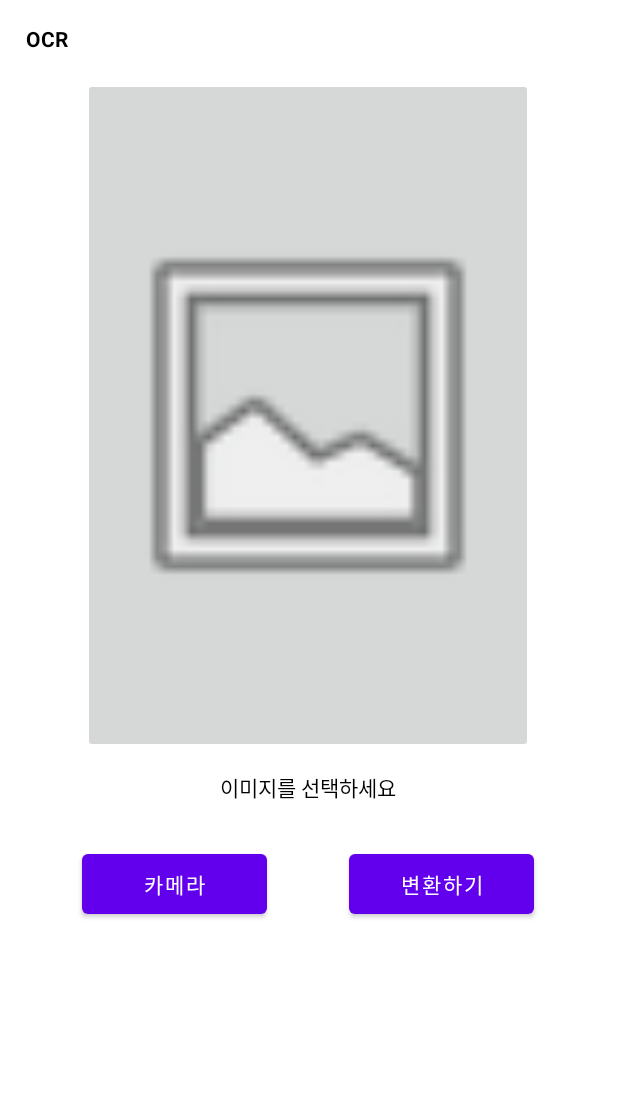
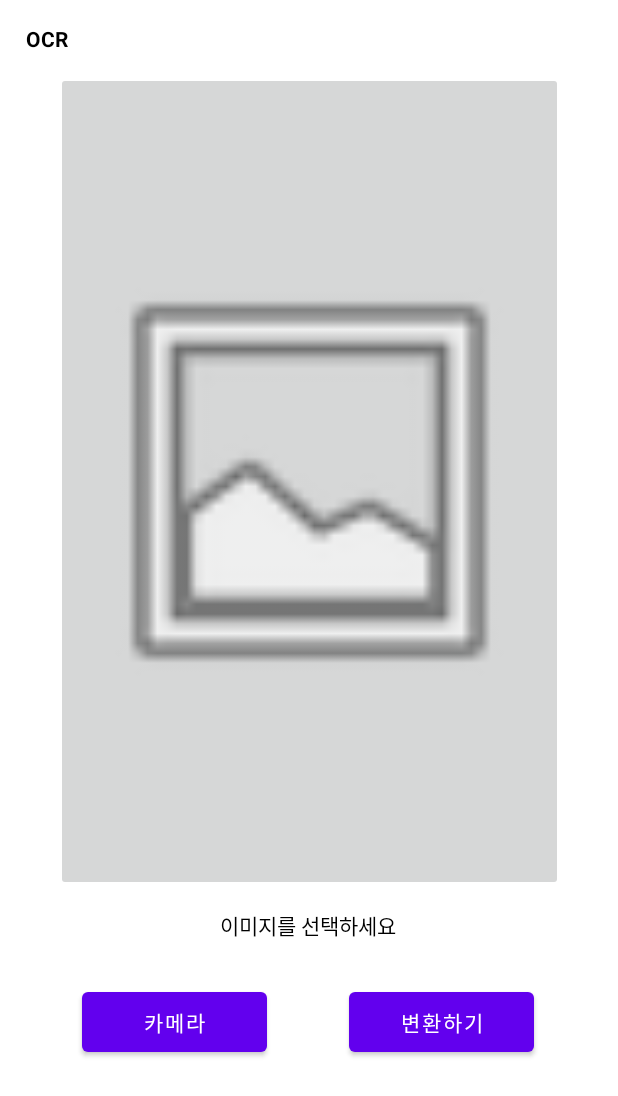
Before and after one commit to sneezyD/graduation_project, an Android app: the layout activity_ocr.xml on its own in the app's theme, with its tools: preview values and no code run, on a phone screen of 412 x 824 dp. Shown: the top 1096 px of the screen. Run offline under Robolectric (Android 15) with nearby library versions, the phone set to English and light mode, and no system bars.

Commit message:
version 1.1

```diff
--- a/app/build.gradle
+++ b/app/build.gradle
@@ -33,6 +33,9 @@ dependencies {
     implementation "androidx.room:room-runtime:$room_version"
     annotationProcessor "androidx.room:room-compiler:$room_version"
 
+    implementation 'com.github.bumptech.glide:glide:4.11.0'
+    annotationProcessor 'com.github.bumptech.glide:compiler:4.11.0'
+
     implementation 'androidx.appcompat:appcompat:1.4.1'
     implementation 'com.google.android.material:material:1.5.0'
     implementation 'androidx.constraintlayout:constraintlayout:2.1.3'
--- a/app/src/main/java/com/example/ocr_contract/contractAdapter.java
+++ b/app/src/main/java/com/example/ocr_contract/contractAdapter.java
@@ -53,7 +53,7 @@ public class contractAdapter extends RecyclerView.Adapter<contractAdapter.ViewHo
     public class ViewHolder extends RecyclerView.ViewHolder {
         TextView name;
         TextView phoneNumber;
-        TextView address;
+        //TextView address;
 
         ViewHolder(@NonNull View itemView) {
             super(itemView);
--- a/app/src/main/res/layout/activity_ocr.xml
+++ b/app/src/main/res/layout/activity_ocr.xml
@@ -36,16 +36,15 @@
 
     <ImageButton
         android:id="@+id/imageButton"
-        android:layout_width="300dp"
-        android:layout_height="450dp"
+        android:layout_width="338dp"
+        android:layout_height="546dp"
         android:layout_marginStart="37dp"
-        android:layout_marginTop="52dp"
+        android:layout_marginTop="48dp"
         android:layout_marginEnd="37dp"
+        android:adjustViewBounds="true"
+        android:contentDescription="이미지를 선택하세요"
         android:scaleType="fitCenter"
-        android:contentDescription="이미지를 선택하세요"
-        android:adjustViewBounds="true"
         app:layout_constraintEnd_toEndOf="parent"
-        app:layout_constraintHorizontal_bias="0.486"
         app:layout_constraintStart_toStartOf="parent"
         app:layout_constraintTop_toTopOf="parent"
         app:srcCompat="@android:drawable/ic_menu_gallery" />
--- a/app/src/main/res/values/themes.xml
+++ b/app/src/main/res/values/themes.xml
@@ -1,6 +1,6 @@
 <resources xmlns:tools="http://schemas.android.com/tools">
     <!-- Base application theme. -->
-    <style name="Theme.OCR_CONTRACT" parent="Theme.MaterialComponents.DayNight.DarkActionBar">
+    <style name="Theme.OCR_CONTRACT" parent="Theme.MaterialComponents.DayNight.NoActionBar">
         <!-- Primary brand color. -->
         <item name="colorPrimary">@color/purple_500</item>
         <item name="colorPrimaryVariant">@color/purple_700</item>
```
Also changed, not shown: app/src/main/java/com/example/ocr_contract/DatabaseActivity.java (+12 -5 lines), app/src/main/java/com/example/ocr_contract/OcrActivity.java (+19 -14 lines), app/src/main/java/com/example/ocr_contract/OcrResult.java (+55 -13 lines), build.gradle (+9 -0 lines).
